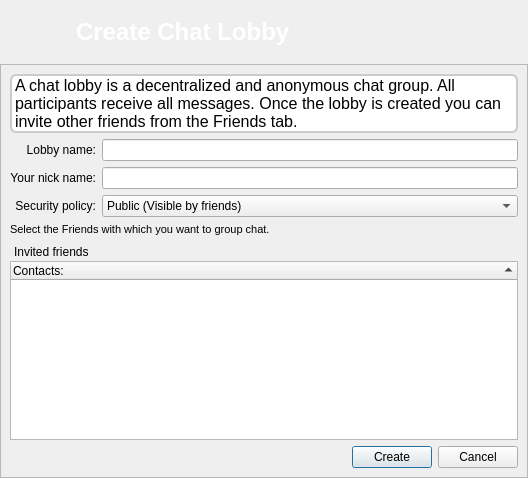
Qt form retroshare-gui/src/gui/chat/CreateLobbyDialog.ui (RetroShare/RetroShare) before a commit.
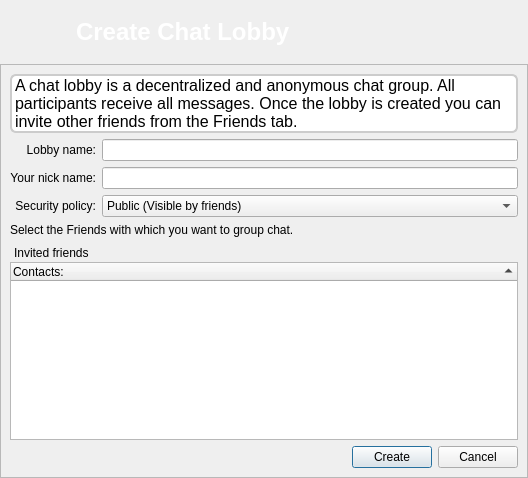
The same form after that commit. Icons and pictures are not drawn.

Commit message: Extracted a new widget ChatWidget for the basic chat handling from the PopupChatDialog and use it in ChatLobbyDialog too. Added an own ui for the ChatLobbyDialog. Saved settings of the ChatLobbyDialog. Changed parameters of RsStatus interface from "std::string" to "const std::string&" Fixed german language.

What changed in the file:
```diff
--- a/retroshare-gui/src/gui/chat/CreateLobbyDialog.ui
+++ b/retroshare-gui/src/gui/chat/CreateLobbyDialog.ui
@@ -174,11 +174,7 @@
          <item row="2" column="0">
           <widget class="QLabel" name="label_2">
            <property name="text">
-            <string>&lt;!DOCTYPE HTML PUBLIC &quot;-//W3C//DTD HTML 4.0//EN&quot; &quot;http://www.w3.org/TR/REC-html40/strict.dtd&quot;&gt;
-&lt;html&gt;&lt;head&gt;&lt;meta name=&quot;qrichtext&quot; content=&quot;1&quot; /&gt;&lt;style type=&quot;text/css&quot;&gt;
-p, li { white-space: pre-wrap; }
-&lt;/style&gt;&lt;/head&gt;&lt;body style=&quot; font-family:'Ubuntu'; font-size:11pt; font-weight:400; font-style:normal;&quot;&gt;
-&lt;p style=&quot; margin-top:0px; margin-bottom:0px; margin-left:0px; margin-right:0px; -qt-block-indent:0; text-indent:0px;&quot;&gt;&lt;span style=&quot; font-family:'MS Shell Dlg 2'; font-size:8pt;&quot;&gt;Select the Friends with which you want to group chat.&lt;/span&gt;&lt;/p&gt;&lt;/body&gt;&lt;/html&gt;</string>
+            <string>Select the Friends with which you want to group chat.</string>
            </property>
           </widget>
          </item>
```
Left out of the diff: 4 changed lines with no effect on the pictures. The commit also changes 36 other files.
